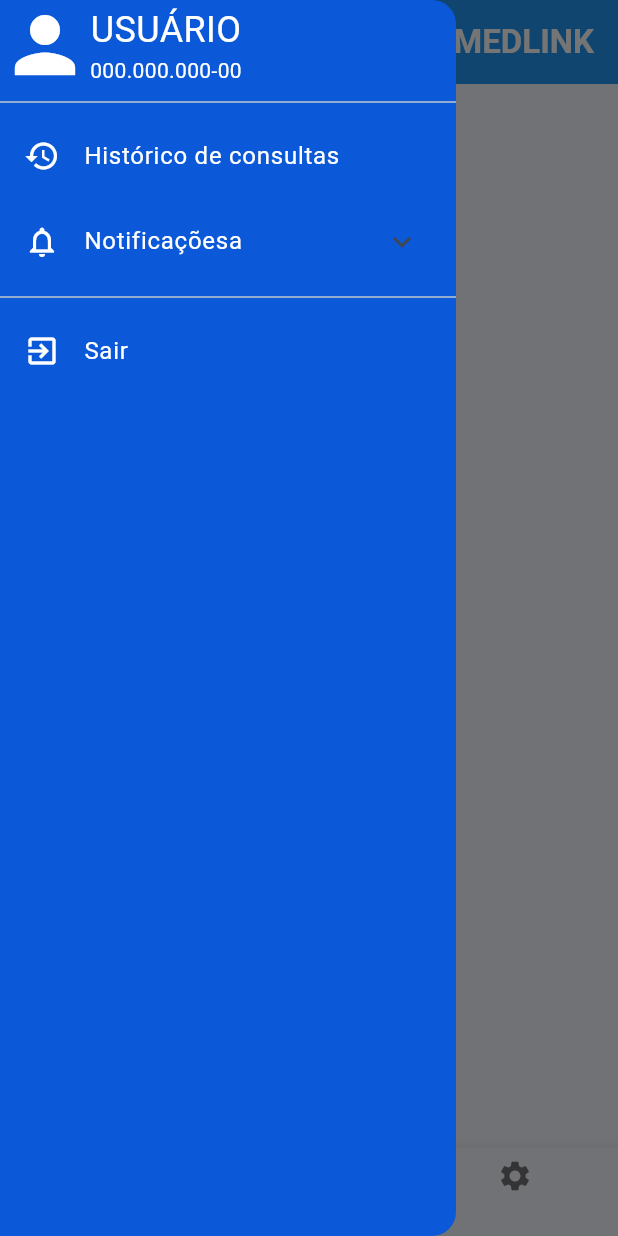
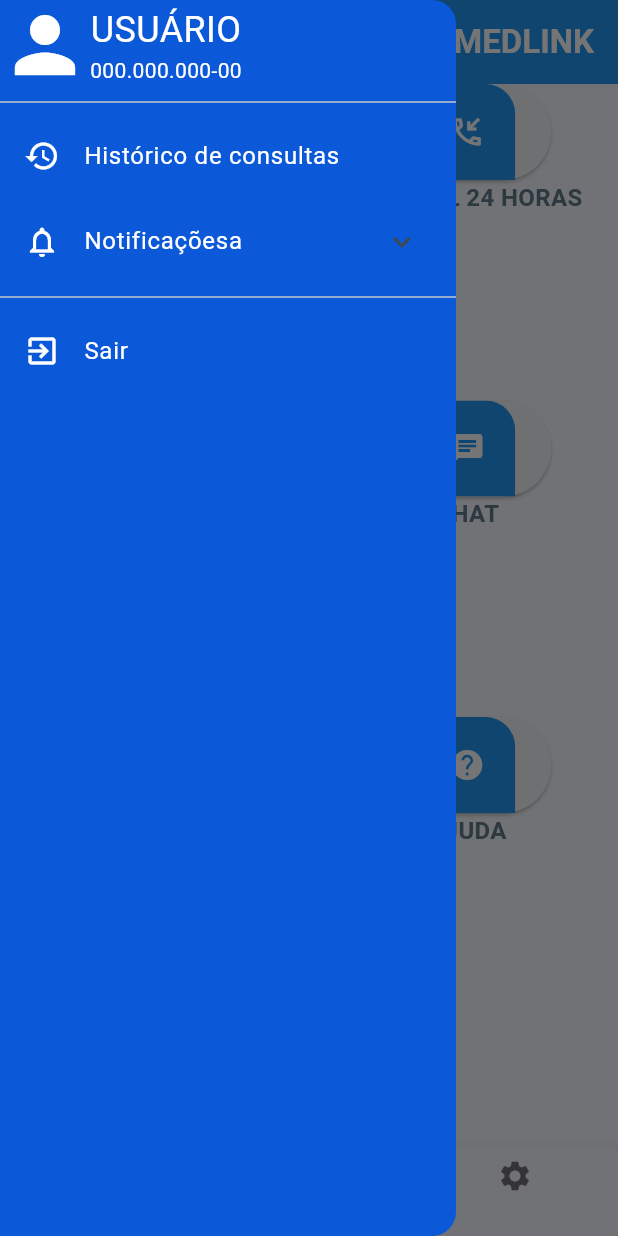
Before and after one commit to EduardoSilvaDiniz/medlink, a Flutter app: the ManPage screen opened by its route, with the side drawer open, on a phone screen of 412 x 824 dp. Run offline on Flutter 3.47's test engine with Material 3 defaults, Android fonts, the phone set to English and light mode, and no system bars.

```diff
--- a/lib/screens/man_page.dart
+++ b/lib/screens/man_page.dart
@@ -2,6 +2,8 @@ import 'package:flutter/material.dart';
 import 'package:medlink/data/get_data_user.dart';
 import 'package:medlink/screens/user_page.dart';
 import 'package:medlink/widgets/app_bar_build.dart';
+import 'package:medlink/widgets/create_button.dart';
+import 'package:medlink/widgets/grid_buttons.dart';
 import 'package:medlink/widgets/hamburger_button.dart';
 
 class ManPage extends StatefulWidget {
@@ -14,9 +16,9 @@ class ManPage extends StatefulWidget {
 class _ManPageState extends State<ManPage> {
   int index = 0;
 
-  List<Widget> listBody = const [
+  List<Widget> listBody = [
     Home(),
-    UsersPage(),
+    const UsersPage(),
     Home(),
   ];
 
@@ -40,19 +42,21 @@ class _ManPageState extends State<ManPage> {
 }
 
 class Home extends StatelessWidget {
-  const Home({super.key});
+  Home({super.key});
+
+  final ButtonStyle style = ElevatedButton.styleFrom(
+    textStyle: const TextStyle(fontSize: 20),
+    backgroundColor: Colors.transparent, // Set the background color to transparent
+    overlayColor: Colors.transparent,
+    elevation: 0, // Remove the default elevation
+    shape: RoundedRectangleBorder(
+      borderRadius: BorderRadius.circular(10), // Customize the button's shape
+    ),
+  );
+
 
   @override
   Widget build(BuildContext context) {
-    return Column(children: [
-      Align(
-          alignment: Alignment.centerLeft,
-          child: Text("Olá, (${GetDataUser.getUserName()}).",
-              style: const TextStyle(fontSize: 24, color: Colors.blue))),
-      const SizedBox(height: 10),
-      ElevatedButton( onPressed: () => Navigator.pushNamed(context, "/scheduling"), child: const Text("AGENDAMENTO")),
-      ElevatedButton( onPressed: () => Navigator.pushNamed(context, "/consult"), child: const Text("MINAS CONSULTAS")),
-      ElevatedButton( onPressed: () => Navigator.pushNamed(context, "/pay"), child: const Text("PAGAMENTOS"))
-    ]);
+    return GridButtons();
   }
 }
--- a/lib/widgets/create_button.dart
+++ b/lib/widgets/create_button.dart
@@ -1,36 +1,29 @@
 import 'package:flutter/material.dart';
 
 class CreateButton extends StatelessWidget {
-  const CreateButton(
-      {super.key,
-      required this.route,
-      required this.icon,
-      required this.title});
+  CreateButton({super.key,required this.route, required this.icon, required this.title});
 
-  final String route;
-  final IconData icon;
-  final String title;
+  String route;
+  IconData icon;
+  String title;
 
   @override
   Widget build(BuildContext context) {
     return Column(children: [
-      InkWell(
-          onTap: () => Navigator.pushNamed(context, route),
-          child: ClipRRect(
-              borderRadius: const BorderRadius.only(
-                  topRight: Radius.circular(20),
-                  bottomLeft: Radius.circular(20)),
-              child: Flexible(
-                  child: Container(
-                      height: 64,
-                      width: 64,
-                      color: Colors.blue,
-                      child: Icon(icon, color: Colors.white, size: 24))))),
+    ElevatedButton(onPressed: () => Navigator.pushNamed(context, route), child: ClipRRect(
+        borderRadius: const BorderRadius.only(
+            topRight: Radius.circular(20), bottomLeft: Radius.circular(20)),
+        child: Container(
+            height: 64,
+            width: 64,
+            color: Colors.blue,
+            child: Icon(icon, color: Colors.white, size: 24)))),
       Text(title,
           style: const TextStyle(
               fontSize: 16,
               color: Colors.blueGrey,
               fontWeight: FontWeight.bold))
+
     ]);
   }
 }
--- a/lib/widgets/grid_buttons.dart
+++ b/lib/widgets/grid_buttons.dart
@@ -22,7 +22,7 @@ class GridButtons extends StatelessWidget {
       mainAxisSpacing: 10,
       crossAxisCount: 2,
       children: [
-        const CreateButton(route: "/scheduling", icon: Icons.view_agenda_outlined, title: "AGENDAMENTO"),
+        CreateButton(route: _buttonData[0]['route'], icon: _buttonData[0]['icon'], title: _buttonData[0]['title']),
         CreateButton(route: _buttonData[1]['route'], icon: _buttonData[1]['icon'], title: _buttonData[1]['title']),
         CreateButton(route: _buttonData[2]['route'], icon: _buttonData[2]['icon'], title: _buttonData[2]['title']),
         CreateButton(route: _buttonData[3]['route'], icon: _buttonData[3]['icon'], title: _buttonData[3]['title']),
--- a/pubspec.yaml
+++ b/pubspec.yaml
@@ -10,6 +10,7 @@ dependencies:
   flutter:
     sdk: flutter
   cupertino_icons: ^1.0.6
+  intl: ^0.20.0
 
 dev_dependencies:
   flutter_test:
```
Also changed, not shown: lib/screens/reservation_page.dart (+6 -5 lines).
